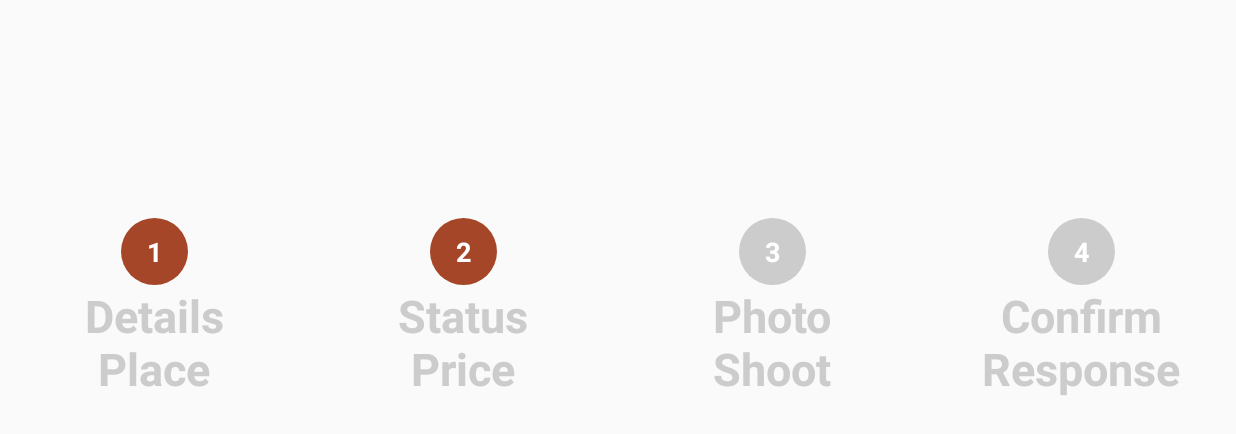
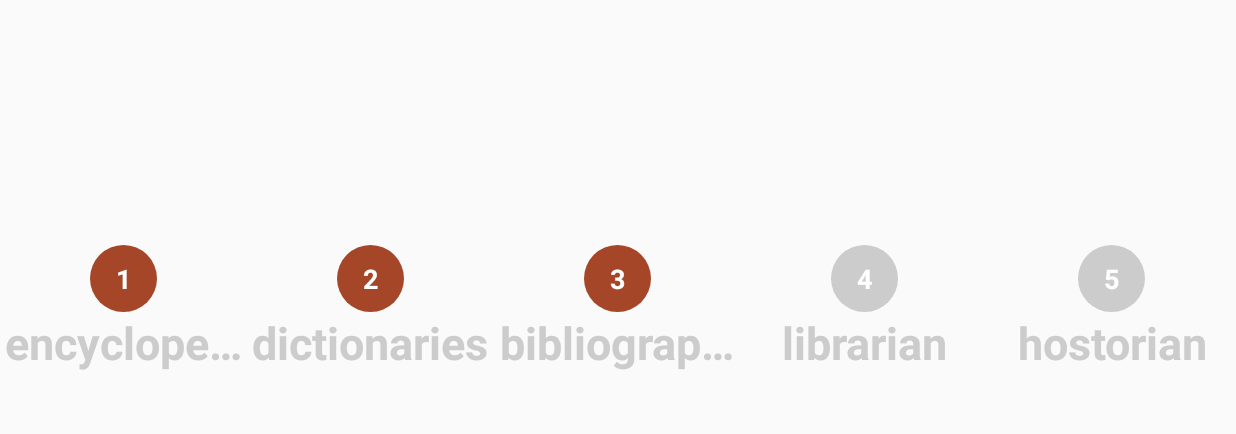
Before and after one commit to kofigyan/SoronkoStepper, an Android app: the StepperFourCheckActivity screen opened directly, with no data from a screen before it, on a phone screen of 824 x 412 dp (held sideways). Shown: the top 434 px of the screen. Run offline under Robolectric (Android 15) with nearby library versions, the phone set to English and light mode, and no system bars.

Commit message:
check Readme.md update

```diff
--- a/app/src/main/java/com/kofigyan/soronkostepperview/activity/StepperFourCheckActivity.kt
+++ b/app/src/main/java/com/kofigyan/soronkostepperview/activity/StepperFourCheckActivity.kt
@@ -8,14 +8,14 @@ class StepperFourCheckActivity : BaseDescriptionActivity() {
     override val layout: Int
         get() = R.layout.activity_check_four_stepper
 
-    private val descriptionData4 = arrayOf("Details\nPlace", "Status\nPrice", "Photo\nShoot", "Confirm\nResponse", "Buy\nDone")
+    private val descriptionData4 = arrayOf("encyclopedia", "dictionaries", "bibliography", "librarian" ,"hostorian")
 
 
     override fun onCreate(savedInstanceState: Bundle?) {
         super.onCreate(savedInstanceState)
 
         mStepper.descriptionData = descriptionData4
-       // mStepper.descriptionMultilineTruncateEnd = 2
+        mStepper.descriptionTruncateEnd = true
     }
 
 }
--- a/app/src/main/res/layout/activity_check_four_stepper.xml
+++ b/app/src/main/res/layout/activity_check_four_stepper.xml
@@ -9,8 +9,8 @@
     <com.kofigyan.soronkostepper.SoronkoStepper
             android:layout_width="match_parent"
             android:id="@+id/soronko_stepper"
-            app:ssv_maxStepperNumber="four"
-            app:ssv_currentStepperNumber="two"
+            app:ssv_maxStepperNumber="five"
+            app:ssv_currentStepperNumber="three"
             app:ssv_stepperSize="45dp"
             app:ssv_stepperDescriptionSize="30dp"
             app:ssv_stepperTextSize="18sp"
```
Also changed, not shown: 2 other files.
